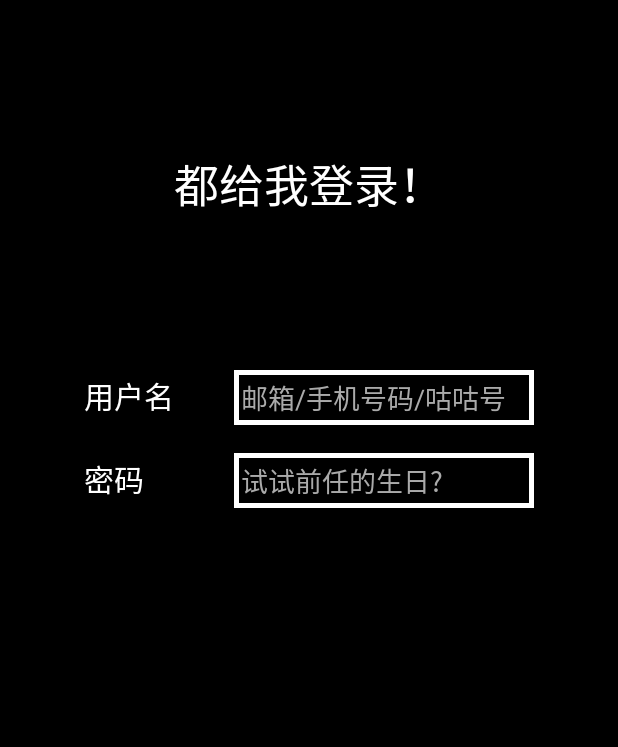
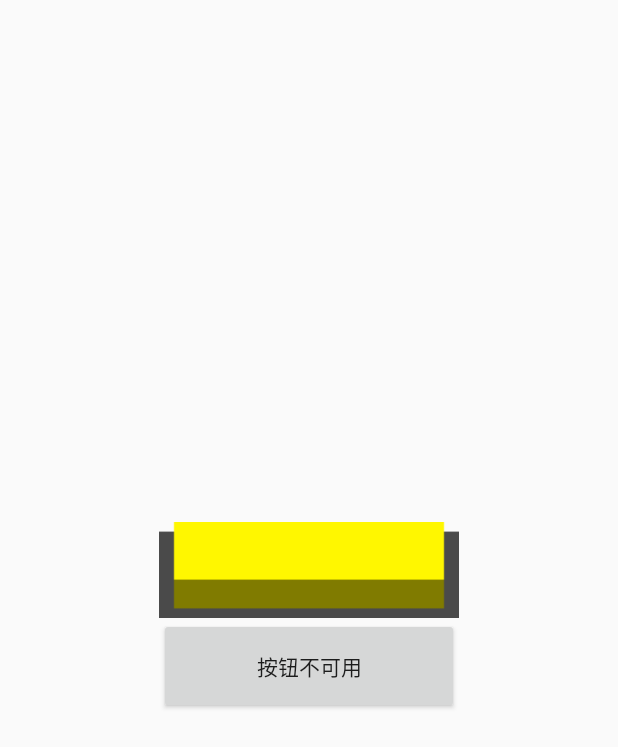
Before and after one commit to IcyLeaves/Beginning, an Android app: the screen it shows after launch (MainActivity), on a phone screen of 412 x 824 dp. Shown: the top 747 px of the screen. Run offline under Robolectric (Android 15) with nearby library versions, the phone set to English and light mode, and no system bars.

Commit message:
Button-按钮状态基础及对应图案制作

```diff
--- a/FirstApplication/app/src/main/java/com/example/leaves/firstapplication/MainActivity.java
+++ b/FirstApplication/app/src/main/java/com/example/leaves/firstapplication/MainActivity.java
@@ -2,14 +2,33 @@ package com.example.leaves.firstapplication;
 
 import android.support.v7.app.AppCompatActivity;
 import android.os.Bundle;
-import android.text.method.LinkMovementMethod;
-import android.widget.TextView;
+import android.view.View;
+import android.widget.Button;
+
 
 public class MainActivity extends AppCompatActivity {
+
+
+    private Button btnOne,btnTwo;
 
     @Override
     protected void onCreate(Bundle savedInstanceState) {
         super.onCreate(savedInstanceState);
         setContentView(R.layout.activity_main);
+        btnOne = (Button) findViewById(R.id.btnOne);
+        btnTwo = (Button) findViewById(R.id.btnTwo);
+        btnTwo.setOnClickListener(new View.OnClickListener() {
+            @Override
+            public void onClick(View v) {
+                if(btnTwo.getText().toString().equals("按钮不可用")){
+                    btnOne.setEnabled(false);
+                    btnTwo.setText("按钮可用");
+                }else{
+                    btnOne.setEnabled(true);
+                    btnTwo.setText("按钮不可用");
+                }
+            }
+        });
     }
+
 }
--- /dev/null
+++ b/FirstApplication/app/src/main/res/drawable/btn_bg1.xml
@@ -0,0 +1,6 @@
+<?xml version="1.0" encoding="utf-8"?>
+<selector xmlns:android="http://schemas.android.com/apk/res/android">
+    <item android:state_pressed="true" android:drawable="@drawable/btn_pressed"/>
+    <item android:state_enabled="false" android:drawable="@drawable/btn_cancel"/>
+    <item android:drawable="@drawable/btn_prepared"/>
+</selector>
--- a/FirstApplication/app/src/main/res/layout/activity_main.xml
+++ b/FirstApplication/app/src/main/res/layout/activity_main.xml
@@ -2,78 +2,24 @@
     xmlns:tools="http://schemas.android.com/tools"
     android:layout_width="match_parent"
     android:layout_height="match_parent"
-    android:background="#000000"
+    android:gravity="center"
     tools:context=".MainActivity">
 
-    <TextView
-        android:id="@+id/txtTitle"
-        android:layout_width="wrap_content"
-        android:layout_height="wrap_content"
+    <Button
+        android:id="@+id/btnOne"
+        android:layout_width="200dp"
+        android:layout_height="64dp"
+        android:background="@drawable/btn_bg1"
         android:layout_centerHorizontal="true"
-        android:layout_marginTop="100dp"
-        android:text="都给我登录！"
-        android:textColor="#FFFFFF"
-        android:textSize="30sp" />
+        />
 
-    <RelativeLayout
-        android:id="@+id/layName"
-        android:layout_width="300dp"
-        android:layout_height="40dp"
-        android:gravity="center"
-        android:layout_below="@id/txtTitle"
+
+    <Button
+        android:id="@+id/btnTwo"
+        android:layout_below="@id/btnOne"
+        android:layout_width="200dp"
+        android:layout_height="64dp"
         android:layout_centerHorizontal="true"
-        android:layout_marginTop="100dp">
-
-        <TextView
-            android:id="@+id/txtName"
-            android:layout_width="70dp"
-            android:layout_height="wrap_content"
-            android:text="用户名"
-            android:textColor="#FFFFFF"
-            android:textSize="20sp" />
-
-        <EditText
-            android:layout_width="200dp"
-            android:layout_height="wrap_content"
-            android:layout_alignBaseline="@id/txtName"
-            android:layout_marginStart="30dp"
-            android:layout_toEndOf="@id/txtName"
-            android:background="@drawable/txt_rectbolder"
-            android:hint="邮箱/手机号码/咕咕号"
-            android:textColor="#FFFFFF"
-            android:textColorHint="#AAAAAA"
-            android:singleLine="true"/>
-
-    </RelativeLayout>
-
-    <RelativeLayout
-        android:layout_width="300dp"
-        android:layout_height="40dp"
-        android:layout_below="@id/layName"
-        android:layout_centerHorizontal="true"
-        android:gravity="center"
-        android:layout_marginTop="15dp">
-
-        <TextView
-            android:id="@+id/txtPassword"
-            android:layout_width="70dp"
-            android:layout_height="wrap_content"
-            android:text="密码"
-            android:textColor="#FFFFFF"
-            android:textSize="20sp" />
-
-        <EditText
-            android:layout_width="200dp"
-            android:layout_height="wrap_content"
-            android:layout_alignBaseline="@id/txtPassword"
-            android:layout_marginStart="30dp"
-            android:layout_toEndOf="@id/txtPassword"
-            android:background="@drawable/txt_rectbolder"
-            android:hint="试试前任的生日?"
-            android:textColor="#FFFFFF"
-            android:textColorHint="#AAAAAA"
-            android:singleLine="true"/>
-
-    </RelativeLayout>
+        android:text="按钮不可用"/>
 
 </RelativeLayout>
```
Also changed, not shown: FirstApplication/app/src/main/res/drawable/btn_cancel.png (added), FirstApplication/app/src/main/res/drawable/btn_prepared.png (added), FirstApplication/app/src/main/res/drawable/btn_pressed.png (added).
